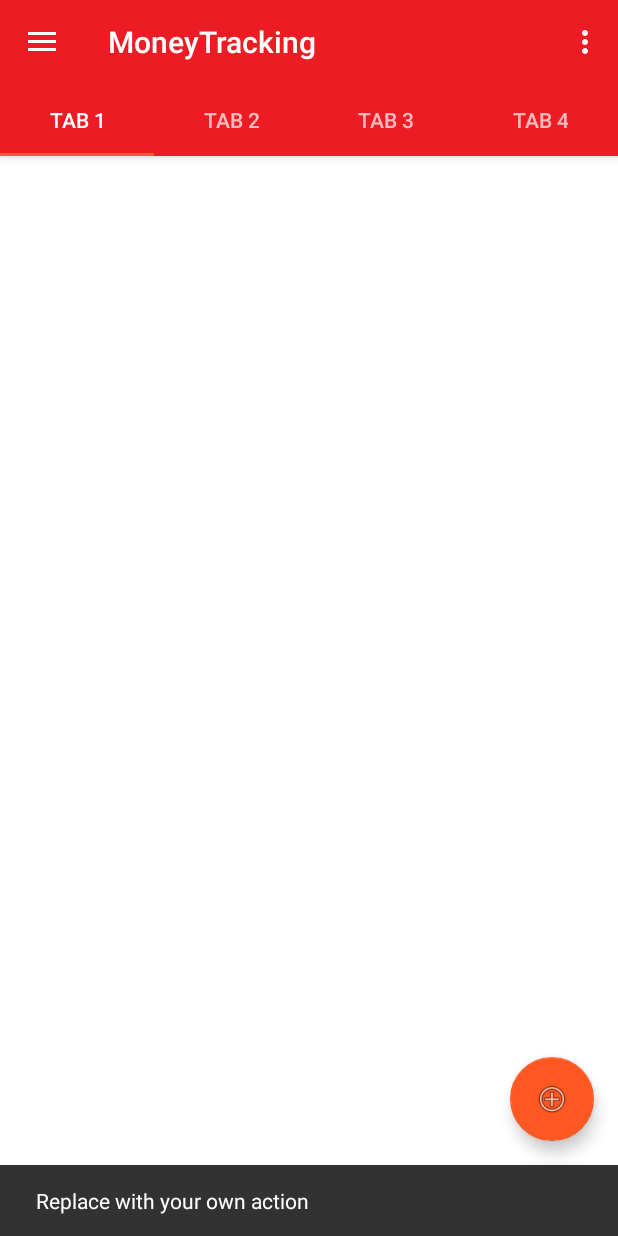
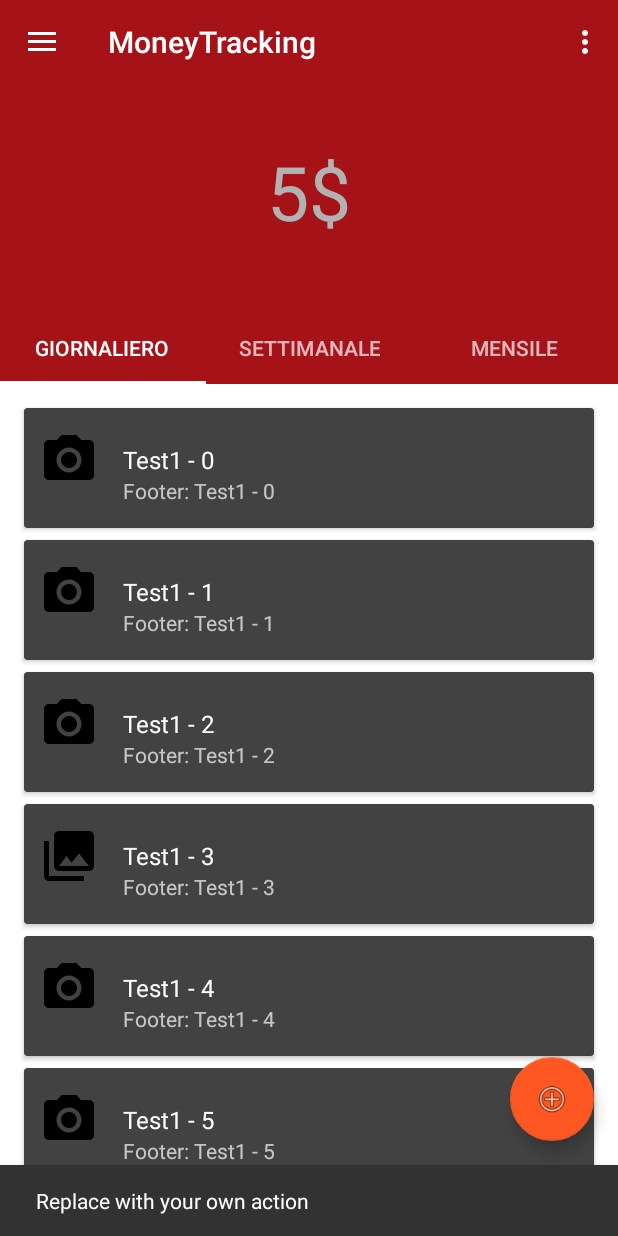
Before and after one commit to alewin/moneytracking, an Android app: the screen it shows after launch (MainActivity), after a tap on an icon or button, on a phone screen of 412 x 824 dp. Run offline under Robolectric (Android 15) with nearby library versions, the phone set to English and light mode, and no system bars.

Commit message:
total price, tab, list adapter

```diff
--- a/app/build.gradle
+++ b/app/build.gradle
@@ -25,9 +25,10 @@ dependencies {
         exclude group: 'com.android.support', module: 'support-annotations'
     })
     compile 'com.android.support:appcompat-v7:25.3.1'
+    compile "com.android.support:palette-v7:25.3.1"
     compile 'com.android.support:design:25.3.1'
     compile 'com.android.support.constraint:constraint-layout:1.0.2'
-    compile 'com.android.support:recyclerview-v7:25.2.0'
-    compile 'com.android.support:cardview-v7:25.2.0'
+    compile 'com.android.support:recyclerview-v7:25.3.1'
+    compile 'com.android.support:cardview-v7:25.3.1'
     testCompile 'junit:junit:4.12'
 }
--- /dev/null
+++ b/app/src/main/java/com/unibo/koci/moneytracking/Adapters/MoneyItemAdapter.java
@@ -0,0 +1,99 @@
+package com.unibo.koci.moneytracking.Adapters;
+
+/**
+ * Created by koale on 12/08/17.
+ */
+import java.util.ArrayList;
+import java.util.List;
+
+import android.support.v7.widget.RecyclerView;
+import android.view.LayoutInflater;
+import android.view.View;
+import android.view.View.OnClickListener;
+import android.view.ViewGroup;
+import android.widget.ImageView;
+import android.widget.TextView;
+
+import com.unibo.koci.moneytracking.R;
+
+public class MoneyItemAdapter extends RecyclerView.Adapter<MoneyItemAdapter.ViewHolder> {
+    private List<String> values;
+
+    // Provide a reference to the views for each data item
+    // Complex data items may need more than one view per item, and
+    // you provide access to all the views for a data item in a view holder
+    public class ViewHolder extends RecyclerView.ViewHolder {
+        // each data item is just a string in this case
+        public TextView txtHeader;
+        public TextView txtFooter;
+        public ImageView iconitem;
+        public View layout;
+
+        public ViewHolder(View v) {
+            super(v);
+            layout = v;
+            txtHeader = (TextView) v.findViewById(R.id.itemlist_title);
+            txtFooter = (TextView) v.findViewById(R.id.itemlist_description);
+            iconitem = (ImageView) v.findViewById(R.id.itemlist_icon);
+        }
+    }
+
+    public void add(int position, String item) {
+        values.add(position, item);
+        notifyItemInserted(position);
+    }
+
+    public void remove(int position) {
+        values.remove(position);
+        notifyItemRemoved(position);
+    }
+
+    // Provide a suitable constructor (depends on the kind of dataset)
+    public MoneyItemAdapter(List<String> myDataset) {
+        values = myDataset;
+    }
+
+    // Create new views (invoked by the layout manager)
+    @Override
+    public MoneyItemAdapter.ViewHolder onCreateViewHolder(ViewGroup parent,
+                                                   int viewType) {
+        // create a new view
+        LayoutInflater inflater = LayoutInflater.from(
+                parent.getContext());
+        View v =
+                inflater.inflate(R.layout.money_item_list, parent, false);
+        // set the view's size, margins, paddings and layout parameters
+        ViewHolder vh = new ViewHolder(v);
+        return vh;
+    }
+
+    // Replace the contents of a view (invoked by the layout manager)
+    @Override
+    public void onBindViewHolder(ViewHolder holder, final int position) {
+        // - get element from your dataset at this position
+        // - replace the contents of the view with that element
+        final String name = values.get(position);
+        holder.txtHeader.setText(name);
+        holder.txtHeader.setOnClickListener(new OnClickListener() {
+            @Override
+            public void onClick(View v) {
+                //remove(position);
+            }
+        });
+
+        holder.txtFooter.setText("Footer: " + name);
+
+        if (         values.get(position).toLowerCase().contains("3")
+                ) {
+
+            holder.iconitem.setImageResource(R.drawable.ic_menu_gallery);
+        }
+    }
+
+    // Return the size of your dataset (invoked by the layout manager)
+    @Override
+    public int getItemCount() {
+        return values.size();
+    }
+
+}
--- /dev/null
+++ b/app/src/main/java/com/unibo/koci/moneytracking/Entità/Category.java
@@ -0,0 +1,9 @@
+package com.unibo.koci.moneytracking.Entità;
+
+/**
+ * Created by koale on 11/08/17.
+ */
+
+public class Category {
+
+}
--- /dev/null
+++ b/app/src/main/java/com/unibo/koci/moneytracking/Entità/MoneyItem.java
@@ -0,0 +1,17 @@
+package com.unibo.koci.moneytracking.Entità;
+
+import java.util.Date;
+
+/**
+ * Created by koale on 12/08/17.
+ */
+
+public class MoneyItem {
+    int id;
+    String name;
+    String description;
+    Date date;
+    Category category;
+    MoneyTypology money;
+
+}
--- /dev/null
+++ b/app/src/main/java/com/unibo/koci/moneytracking/Entità/MoneyTypology.java
@@ -0,0 +1,22 @@
+package com.unibo.koci.moneytracking.Entità;
+
+import android.support.annotation.IntDef;
+
+import java.lang.annotation.Retention;
+import java.lang.annotation.RetentionPolicy;
+
+/**
+ * Created by koale on 12/08/17.
+ */
+@IntDef({ComeType.OUTCOME, ComeType.INCOME})
+@Retention(RetentionPolicy.SOURCE)
+@interface ComeType{
+    int OUTCOME = 0;
+    int INCOME = 1;
+}
+
+class MoneyTypology {
+    int money;
+    ComeType type;
+
+}
--- a/app/src/main/java/com/unibo/koci/moneytracking/MainActivity.java
+++ b/app/src/main/java/com/unibo/koci/moneytracking/MainActivity.java
@@ -4,6 +4,11 @@ import android.os.Bundle;
 import android.support.design.widget.FloatingActionButton;
 import android.support.design.widget.Snackbar;
 import android.support.design.widget.TabLayout;
+import android.support.v4.app.Fragment;
+import android.support.v4.app.FragmentManager;
+import android.support.v4.app.FragmentPagerAdapter;
+import android.support.v4.view.ViewPager;
+import android.support.v7.widget.RecyclerView;
 import android.view.View;
 import android.support.design.widget.NavigationView;
 import android.support.v4.view.GravityCompat;
@@ -14,25 +19,119 @@ import android.support.v7.widget.Toolbar;
 import android.view.Menu;
 import android.view.MenuItem;
 
+import java.util.ArrayList;
+import java.util.List;
+
 public class MainActivity extends AppCompatActivity
         implements NavigationView.OnNavigationItemSelectedListener {
 
+
+
+
+    // Adapter for the viewpager using FragmentPagerAdapter
+    class ViewPagerAdapter extends FragmentPagerAdapter {
+        private final List<Fragment> mFragmentList = new ArrayList<>();
+        private final List<String> mFragmentTitleList = new ArrayList<>();
+
+        public ViewPagerAdapter(FragmentManager manager) {
+            super(manager);
+        }
+
+        @Override
+        public Fragment getItem(int position) {
+            return mFragmentList.get(position);
+        }
+
+        @Override
+        public int getCount() {
+            return mFragmentList.size();
+        }
+
+        public void addFragment(Fragment fragment, String title) {
+            mFragmentList.add(fragment);
+            mFragmentTitleList.add(title);
+        }
+
+        @Override
+        public CharSequence getPageTitle(int position) {
+            return mFragmentTitleList.get(position);
+        }
+    }
+
     @Override
     protected void onCreate(Bundle savedInstanceState) {
+
+
         super.onCreate(savedInstanceState);
         setContentView(R.layout.activity_main);
+
+        ViewPager viewPager = (ViewPager) findViewById(R.id.viewpager);
+        ViewPagerAdapter adapter = new ViewPagerAdapter(getSupportFragmentManager());
+
+
+        // Add Fragments to adapter one by one
+        adapter.addFragment(new TabFragment().newInstance(1), getResources().getString(R.string.tab_day));
+        adapter.addFragment(new TabFragment().newInstance(2), getResources().getString(R.string.tab_week));
+        adapter.addFragment(new TabFragment().newInstance(3), getResources().getString(R.string.tab_month));
+        viewPager.setAdapter(adapter);
+
+        TabLayout tabLayout = (TabLayout) findViewById(R.id.tabLayout);
+        tabLayout.setupWithViewPager(viewPager);
+
+
+
+
+
+
+
+
+
+/*
+
+
+        tabLayout.setTabGravity(TabLayout.GRAVITY_FILL);
+        tabLayout.addTab(tabLayout.newTab().setText(R.string.tab_day));
+        tabLayout.addTab(tabLayout.newTab().setText(R.string.tab_week));
+        tabLayout.addTab(tabLayout.newTab().setText(R.string.tab_month));
+
+
+        recyclerView = (RecyclerView) findViewById(R.id.my_recycler_view);
+        // use this setting to
+        // improve performance if you know that changes
+        // in content do not change the layout size
+        // of the RecyclerView
+        recyclerView.setHasFixedSize(true);
+        // use a linear layout manager
+        mLayoutManager = new LinearLayoutManager(this);
+        recyclerView.setLayoutManager(mLayoutManager);
+        List<String> input = new ArrayList<>();
+        for (int i = 0; i < 100; i++) {
+            input.add("Test" + i);
+        }// define an adapter
+        mAdapter = new MoneyItemAdapter(input);
+        recyclerView.setAdapter(mAdapter);
+
+        ItemTouchHelper.SimpleCallback simpleItemTouchCallback =
+                new ItemTouchHelper.SimpleCallback(0, ItemTouchHelper.LEFT | ItemTouchHelper.RIGHT) {
+                    @Override
+                    public boolean onMove(RecyclerView recyclerView, RecyclerView.ViewHolder viewHolder, RecyclerView.ViewHolder
+                            target) {
+                        return false;
+                    }
+                    @Override
+                    public void onSwiped(RecyclerView.ViewHolder viewHolder, int swipeDir) {
+                        input.remove(viewHolder.getAdapterPosition());
+                        mAdapter.notifyItemRemoved(viewHolder.getAdapterPosition());
+                    }
+                };
+        ItemTouchHelper itemTouchHelper = new ItemTouchHelper(simpleItemTouchCallback);
+        itemTouchHelper.attachToRecyclerView(recyclerView);
+*/
+
+
         Toolbar toolbar = (Toolbar) findViewById(R.id.toolbar);
         setSupportActionBar(toolbar);
 
-        TabLayout tabLayout;
-
-
-        tabLayout = (TabLayout) findViewById(R.id.tabLayout);
-        tabLayout.setTabGravity(TabLayout.GRAVITY_FILL);
-        tabLayout.addTab(tabLayout.newTab().setText("Tab 1"));
-        tabLayout.addTab(tabLayout.newTab().setText("Tab 2"));
-        tabLayout.addTab(tabLayout.newTab().setText("Tab 3"));
-        tabLayout.addTab(tabLayout.newTab().setText("Tab 4"));
 
         FloatingActionButton fab = (FloatingActionButton) findViewById(R.id.fab);
         fab.setOnClickListener(new View.OnClickListener() {
@@ -51,7 +150,12 @@ public class MainActivity extends AppCompatActivity
 
         NavigationView navigationView = (NavigationView) findViewById(R.id.nav_view);
         navigationView.setNavigationItemSelectedListener(this);
+
+
+
     }
+
+
 
     @Override
     public void onBackPressed() {
@@ -109,4 +213,5 @@ public class MainActivity extends AppCompatActivity
         drawer.closeDrawer(GravityCompat.START);
         return true;
     }
+
 }
--- /dev/null
+++ b/app/src/main/java/com/unibo/koci/moneytracking/TabFragment.java
@@ -0,0 +1,95 @@
+package com.unibo.koci.moneytracking;
+
+import android.os.Bundle;
+import android.support.v4.app.Fragment;
+import android.support.v7.widget.LinearLayoutManager;
+import android.support.v7.widget.RecyclerView;
+import android.util.Log;
+import android.view.LayoutInflater;
+import android.view.View;
+import android.view.ViewGroup;
+import android.widget.Toast;
+
+import com.unibo.koci.moneytracking.Adapters.MoneyItemAdapter;
+
+import java.util.ArrayList;
+import java.util.List;
+
+/**
+ * Created by koale on 12/08/17.
+ */
+
+public class TabFragment extends Fragment {
+
+
+    private RecyclerView recyclerView;
+    private RecyclerView.Adapter mAdapter;
+    private RecyclerView.LayoutManager mLayoutManager;
+
+
+    public static TabFragment newInstance(int someInt) {
+        TabFragment myFragment = new TabFragment();
+        Bundle args = new Bundle();
+        args.putInt("someInt", someInt);
+        myFragment.setArguments(args);
+
+        return myFragment;
+    }
+
+
+
+    public TabFragment() {
+        // Required empty public constructor
+    }
+
+    @Override
+    public void onCreate(Bundle savedInstanceState) {
+        super.onCreate(savedInstanceState);
+    }
+
+    @Override
+    public View onCreateView(LayoutInflater inflater, ViewGroup container, Bundle savedInstanceState) {
+        Log.v("ciao alessio", Integer.toString(getArguments().getInt("someInt", 0)) );
+        View rootView = inflater.inflate(R.layout.fragment_tab_money_item_list, container, false);
+
+        RecyclerView rv = (RecyclerView) rootView.findViewById(R.id.my_recycler_view);
+        rv.setHasFixedSize(true);
+        List<String> input = new ArrayList<>();
+        for (int i = 0; i < 10; i++) {
+            input.add("Test" + Integer.toString(getArguments().getInt("someInt", 0)) + " - " + i);
+        }// define an adapter
+        MoneyItemAdapter adapter = new MoneyItemAdapter(input);
+
+        rv.setAdapter(adapter);
+
+        LinearLayoutManager llm = new LinearLayoutManager(getActivity());
+        rv.setLayoutManager(llm);
+        return rootView;
+
+    }
+        /*
+        @Override
+    public View onCreateView(LayoutInflater inflater, ViewGroup container,
+                             Bundle savedInstanceState) {
+        // Inflate the layout for this fragment
+
+         recyclerView = (RecyclerView) findViewById(R.id.my_recycler_view);
+        // use this setting to
+        // improve performance if you know that changes
+        // in content do not change the layout size
+        // of the RecyclerView
+        recyclerView.setHasFixedSize(true);
+        // use a linear layout manager
+        mLayoutManager = new LinearLayoutManager(this);
+        recyclerView.setLayoutManager(mLayoutManager);
+        List<String> input = new ArrayList<>();
+        for (int i = 0; i < 100; i++) {
+            input.add("Test" + i);
+        }// define an adapter
+        mAdapter = new MoneyItemAdapter(input);
+        recyclerView.setAdapter(mAdapter);
+
+        return inflater.inflate(R.layout.fragment_tab_money_item_list, container, false);
+    } */
+
+}
--- a/app/src/main/res/layout/activity_main.xml
+++ b/app/src/main/res/layout/activity_main.xml
@@ -8,10 +8,12 @@
     android:fitsSystemWindows="true"
     tools:openDrawer="start">
 
+
     <include
         layout="@layout/app_bar_main"
         android:layout_width="match_parent"
         android:layout_height="match_parent" />
+
 
     <android.support.design.widget.NavigationView
         android:id="@+id/nav_view"
--- a/app/src/main/res/layout/app_bar_main.xml
+++ b/app/src/main/res/layout/app_bar_main.xml
@@ -1,37 +1,83 @@
 <?xml version="1.0" encoding="utf-8"?>
-<android.support.design.widget.CoordinatorLayout xmlns:android="http://schemas.android.com/apk/res/android"
+<android.support.design.widget.CoordinatorLayout
+    xmlns:android="http://schemas.android.com/apk/res/android"
     xmlns:app="http://schemas.android.com/apk/res-auto"
-    xmlns:tools="http://schemas.android.com/tools"
+    android:id="@+id/htab_maincontent"
     android:layout_width="match_parent"
     android:layout_height="match_parent"
-    tools:context="com.unibo.koci.moneytracking.MainActivity">
+    android:fitsSystemWindows="true">
 
     <android.support.design.widget.AppBarLayout
+        android:id="@+id/htab_appbar"
         android:layout_width="match_parent"
         android:layout_height="wrap_content"
-        android:theme="@style/AppTheme.AppBarOverlay">
+        android:background="?attr/colorPrimary"
+        android:fitsSystemWindows="true"
+        android:theme="@style/ThemeOverlay.AppCompat.Dark.ActionBar">
+
+        <android.support.design.widget.CollapsingToolbarLayout
+            android:id="@+id/htab_collapse_toolbar"
+            android:layout_width="match_parent"
+            android:layout_height="256dp"
+            android:fitsSystemWindows="true"
+            app:contentScrim="?attr/colorPrimary"
+            app:expandedTitleMarginBottom="20dp"
+            app:expandedTitleMarginEnd="64dp"
+            app:expandedTitleMarginStart="48dp"
+            app:layout_scrollFlags="enterAlways|scroll|exitUntilCollapsed|snap"
+            app:titleEnabled="false">
+
+
+
+            <LinearLayout
+                android:layout_width="match_parent"
+                android:layout_height="match_parent"
+                android:gravity="center_horizontal|center_vertical"
+                app:layout_collapseMode="parallax"
+                android:orientation="horizontal">
+
+                <TextView
+                    android:id="@+id/textView2"
+                    android:layout_width="wrap_content"
+                    android:layout_height="wrap_content"
+                    android:textSize="50dp"
+                    android:textColor="@color/my_primary_text"
+                    android:textAlignment="center"
+                    android:text="5$"/>
+
+
+            </LinearLayout>
+
+
+            <View
+                android:layout_width="match_parent"
+                android:layout_height="match_parent"
+                android:alpha="0.3"
+                android:background="@android:color/black"
+                android:fitsSystemWindows="true"/>
 
             <android.support.v7.widget.Toolbar
                 android:id="@+id/toolbar"
                 android:layout_width="match_parent"
                 android:layout_height="?attr/actionBarSize"
-            android:background="?attr/colorPrimary"
-            app:popupTheme="@style/AppTheme.PopupOverlay" />
+                android:layout_gravity="top"
+                android:layout_marginBottom="48dp"
+                app:layout_collapseMode="pin"
+                app:popupTheme="@style/ThemeOverlay.AppCompat.Light"/>
 
             <android.support.design.widget.TabLayout
                 android:id="@+id/tabLayout"
-            android:scrollbars="horizontal"
-            android:layout_below="@+id/toolbar"
                 android:layout_width="match_parent"
                 android:layout_height="wrap_content"
-            android:background="?attr/colorPrimary"
-            app:layout_scrollFlags="scroll|enterAlways" />
+                android:layout_gravity="bottom"
+                app:tabIndicatorColor="@android:color/white"
+                app:tabSelectedTextColor="@android:color/white"/>
 
 
+
+        </android.support.design.widget.CollapsingToolbarLayout>
+
     </android.support.design.widget.AppBarLayout>
-
-    <include layout="@layout/content_main" />
-
     <android.support.design.widget.FloatingActionButton
         android:id="@+id/fab"
         android:layout_width="wrap_content"
@@ -40,4 +86,15 @@
         android:layout_margin="@dimen/fab_margin"
         app:srcCompat="@android:drawable/ic_menu_add" />
 
+
+
+
+
+
+    <android.support.v4.view.ViewPager
+        android:id="@+id/viewpager"
+        android:layout_width="match_parent"
+        android:layout_height="match_parent"
+        app:layout_behavior="@string/appbar_scrolling_view_behavior"/>
+
 </android.support.design.widget.CoordinatorLayout>
--- a/app/src/main/res/layout/content_main.xml
+++ b/app/src/main/res/layout/content_main.xml
@@ -17,4 +17,6 @@
         app:layout_constraintRight_toRightOf="parent"
         app:layout_constraintTop_toTopOf="parent" />
 
+
+
 </android.support.constraint.ConstraintLayout>
--- /dev/null
+++ b/app/src/main/res/layout/fragment_tab_money_item_list.xml
@@ -0,0 +1,23 @@
+<?xml version="1.0" encoding="utf-8"?>
+<LinearLayout xmlns:android="http://schemas.android.com/apk/res/android"
+    android:orientation="vertical" android:layout_width="match_parent"
+    android:layout_height="match_parent">
+
+    <android.support.v7.widget.RecyclerView
+        xmlns:android="http://schemas.android.com/apk/res/android"
+        android:id="@+id/my_recycler_view"
+        android:layout_width="match_parent"
+        android:layout_height="match_parent"
+        android:clipToPadding="false"
+        android:paddingBottom="16dp"
+        android:paddingTop="16dp"
+        android:scrollbars="vertical"
+        />
+
+
+    <Button
+        android:id="@+id/button"
+        android:layout_width="match_parent"
+        android:layout_height="wrap_content"
+        android:text="Button" />
+</LinearLayout>
--- /dev/null
+++ b/app/src/main/res/layout/money_item_list.xml
@@ -0,0 +1,49 @@
+<?xml version="1.0" encoding="utf-8"?>
+
+<android.support.v7.widget.CardView xmlns:android="http://schemas.android.com/apk/res/android"
+android:id="@+id/card_view"
+android:layout_width="match_parent"
+android:layout_height="80dp"
+android:layout_marginBottom="8dp"
+android:layout_marginLeft="16dp"
+android:layout_marginRight="16dp"
+android:theme="@style/ThemeOverlay.AppCompat.Dark.ActionBar">
+<RelativeLayout
+    android:layout_width="match_parent"
+    android:gravity="center"
+    android:layout_height="match_parent">
+
+    <ImageView
+        android:id="@+id/itemlist_icon"
+        android:layout_width="40dp"
+        android:layout_height="40dp"
+        android:layout_centerVertical="true"
+        android:layout_alignParentLeft="true"
+        android:layout_marginLeft="10dp"
+        android:scaleType="centerCrop"
+        android:src="@drawable/ic_menu_camera" />
+
+    <TextView
+        android:id="@+id/itemlist_title"
+        android:layout_centerVertical="true"
+        android:layout_width="match_parent"
+        android:layout_height="wrap_content"
+        android:layout_marginLeft="16dp"
+        android:layout_toRightOf="@+id/itemlist_icon"
+        android:text="Androidwarriors "
+        android:textAppearance="?attr/textAppearanceListItem"
+        android:textSize="16sp" />
+
+    <TextView
+        android:id="@+id/itemlist_description"
+        android:layout_width="match_parent"
+        android:layout_height="wrap_content"
+        android:layout_below="@+id/itemlist_title"
+        android:layout_marginLeft="16dp"
+        android:layout_toRightOf="@+id/itemlist_icon"
+        android:ellipsize="end"
+        android:maxLines="1"
+        android:text="Place to dive into android programming"
+        android:textSize="14sp" />
+</RelativeLayout>
+</android.support.v7.widget.CardView>
--- a/app/src/main/res/menu/main.xml
+++ b/app/src/main/res/menu/main.xml
@@ -5,5 +5,6 @@
         android:id="@+id/action_settings"
         android:orderInCategory="100"
         android:title="@string/action_settings"
-        app:showAsAction="never" />
+        android:showAsAction="always"
+ />
 </menu>
--- a/app/src/main/res/values/colors.xml
+++ b/app/src/main/res/values/colors.xml
@@ -9,8 +9,8 @@
 <color name="my_primary_dark">#CC0000</color>
 <color name="my_primary_light">#B3E5FC</color>
 <color name="my_accent">#FF5722</color>
-<color name="my_primary_text">#CC000000</color>
-<color name="my_secondary_text">#CC000000</color>
+<color name="my_primary_text">#ffffff</color>
+<color name="my_secondary_text">#ffffff</color>
 <color name="my_icons">#FFFFFF</color>
 <color name="my_divider">#B6B6B6</color>
 </resources>
--- a/app/src/main/res/values/dimens.xml
+++ b/app/src/main/res/values/dimens.xml
@@ -5,4 +5,7 @@
     <dimen name="nav_header_vertical_spacing">16dp</dimen>
     <dimen name="nav_header_height">160dp</dimen>
     <dimen name="fab_margin">16dp</dimen>
+
+    <dimen name="card_margin">16dp</dimen>
+    <dimen name="detail_backdrop_height">256dp</dimen>
 </resources>
--- a/app/src/main/res/values/drawables.xml
+++ b/app/src/main/res/values/drawables.xml
@@ -5,4 +5,5 @@
     <item name="ic_menu_manage" type="drawable">@android:drawable/ic_menu_manage</item>
     <item name="ic_menu_share" type="drawable">@android:drawable/ic_menu_share</item>
     <item name="ic_menu_send" type="drawable">@android:drawable/ic_menu_send</item>
+
 </resources>
--- a/app/src/main/res/values/strings.xml
+++ b/app/src/main/res/values/strings.xml
@@ -5,4 +5,11 @@
     <string name="navigation_drawer_close">Close navigation drawer</string>
 
     <string name="action_settings">Settings</string>
+
+
+    <string name="tab_month">Mensile</string>
+    <string name="tab_week">Settimanale</string>
+    <string name="tab_day">Giornaliero</string>
+
+
 </resources>
```
Lines whose indentation alone changed are shown as unchanged.
